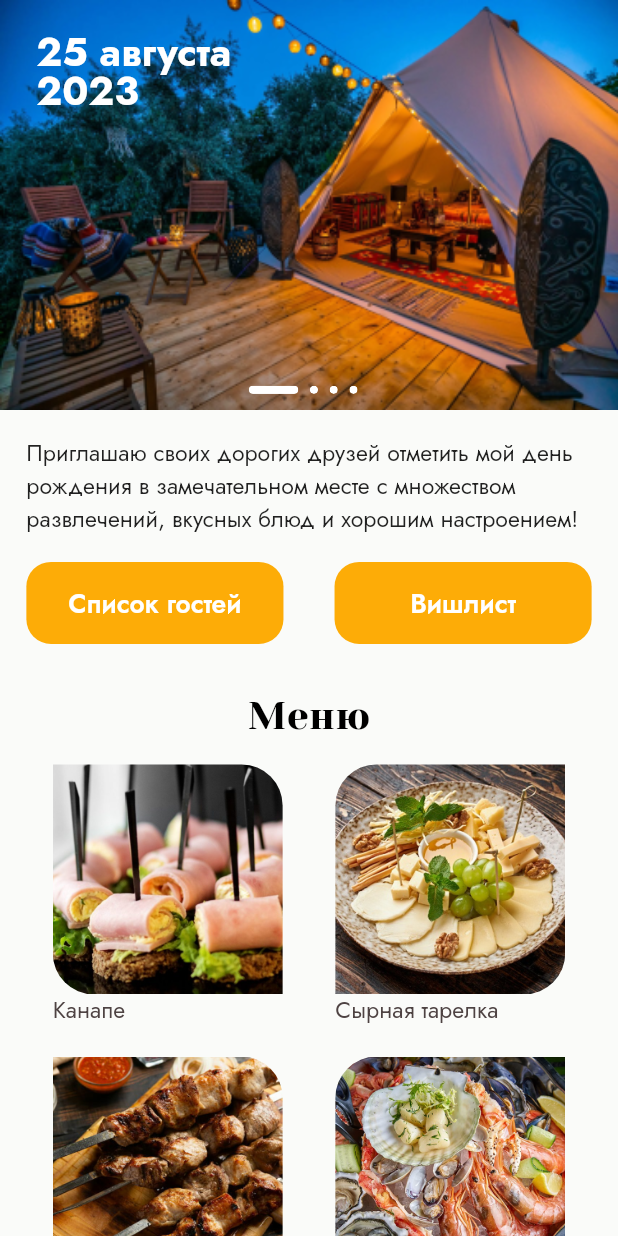
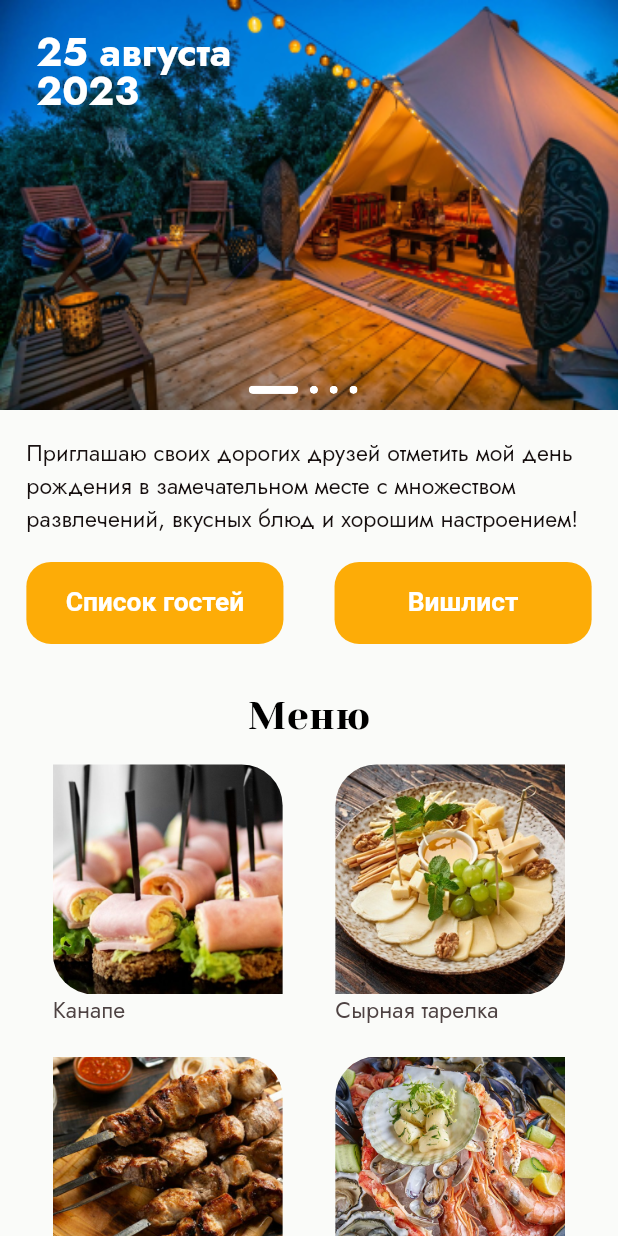
Before and after one commit to barbarisss/birthday_app, a Flutter app: the screen it shows after launch, on a phone screen of 412 x 824 dp. Run offline on Flutter 3.47's test engine with Material 2 defaults, Android fonts, the phone set to English and light mode, and no system bars; drawn by our look-alikes of carousel_slider; our stand-ins replace flutter_screenutil, flutter_svg; missing offline and left inert: yandex_mapkit.

Commit message:
refactor: added textTheme and constants

```diff
--- a/lib/main.dart
+++ b/lib/main.dart
@@ -19,7 +19,7 @@ class MyApp extends StatelessWidget {
         title: 'Birthday App',
         debugShowCheckedModeBanner: false,
         theme: theme(),
-        home: const MainScreenWidget(),
+        home: MainScreenWidget(),
       ),
       designSize: const Size(375, 753),
     );
--- a/lib/presentation/screens/main/main_screen.dart
+++ b/lib/presentation/screens/main/main_screen.dart
@@ -1,6 +1,7 @@
 import 'package:birthday_app/models/entertaiment_item.dart';
 import 'package:birthday_app/models/menu_item.dart';
 import 'package:birthday_app/utils/colors.dart';
+import 'package:birthday_app/utils/constants.dart';
 import 'package:birthday_app/utils/icons.dart';
 import 'package:birthday_app/utils/images.dart';
 import 'package:birthday_app/utils/links.dart';
@@ -13,183 +14,16 @@ import 'package:flutter_screenutil/flutter_screenutil.dart';
 import 'package:yandex_mapkit/yandex_mapkit.dart';
 
 class MainScreenWidget extends StatelessWidget {
-  const MainScreenWidget({super.key});
+  MainScreenWidget({super.key});
 
-  @override
-  Widget build(BuildContext context) {
-    return SafeArea(
-      child: Scaffold(
-        body: ListView(
-          children: [
-            const SwiperWidget(),
-            Padding(
-              padding: EdgeInsets.symmetric(horizontal: 16.w),
-              child: Column(
-                children: [
-                  SizedBox(height: 16.h),
-                  Text(
-                    AppStrings.invite,
-                    style: TextStyle(fontSize: 14.sp),
-                  ),
-                  SizedBox(height: 16.h),
-                  Row(
-                    mainAxisAlignment: MainAxisAlignment.spaceBetween,
-                    children: const [
-                      YellowButtonWidget(title: AppStrings.guests),
-                      YellowButtonWidget(title: AppStrings.wishlist),
-                    ],
-                  ),
-                  SizedBox(height: 30.h),
-                  const _MenuViewWidget(),
-                  SizedBox(height: 30.h),
-                  const _EntertaimentViewWidget(),
-                  SizedBox(height: 30.h),
-                  const _MapSectionWidget(),
-                  SizedBox(height: 100.h),
-                ],
-              ),
-            )
-          ],
-        ),
-      ),
-    );
-  }
-}
-
-class SwiperWidget extends StatefulWidget {
-  const SwiperWidget({super.key});
-
-  @override
-  State<SwiperWidget> createState() => _SwiperWidgetState();
-}
-
-class _SwiperWidgetState extends State<SwiperWidget> {
-  List<String> images = [
+  final List<String> swiperItems = [
     AppImages.camp,
     AppImages.camp,
     AppImages.camp,
     AppImages.camp,
   ];
 
-  var activePage = 0;
-
-  @override
-  Widget build(BuildContext context) {
-    return Stack(
-      alignment: AlignmentDirectional.bottomCenter,
-      children: [
-        CarouselSlider.builder(
-          itemBuilder: (context, index, realIndex) {
-            return Image.asset(
-              images[index],
-              fit: BoxFit.fill,
-              width: double.infinity,
-            );
-          },
-          itemCount: images.length,
-          options: CarouselOptions(
-            height: 250.h,
-            viewportFraction: 1,
-            enlargeCenterPage: false,
-            onPageChanged: (page, _) {
-              setState(() {
-                activePage = page;
-              });
-            },
-          ),
-        ),
-        Positioned(
-          top: 22.h,
-          left: 22.w,
-          child: Text(
-            AppStrings.date,
-            style: TextStyle(
-              color: AppColors.white,
-              fontWeight: FontWeight.w700,
-              height: 1,
-              fontSize: 24.sp,
-            ),
-          ),
-        ),
-        Positioned(
-          bottom: 10.h,
-          child: Align(
-            child: Row(
-              children: List.generate(images.length, (index) {
-                return Padding(
-                  padding: EdgeInsets.only(right: 7.w),
-                  child: ClipRRect(
-                    borderRadius: BorderRadius.circular(20),
-                    child: AnimatedContainer(
-                      duration: const Duration(milliseconds: 300),
-                      height: 5.h,
-                      width: activePage == index ? 30.w : 5.w,
-                      decoration: BoxDecoration(
-                        color: AppColors.white,
-                        shape: activePage == index
-                            ? BoxShape.rectangle
-                            : BoxShape.circle,
-                      ),
-                    ),
-                  ),
-                );
-              }),
-            ),
-          ),
-        ),
-      ],
-    );
-  }
-}
-
-class YellowButtonWidget extends StatelessWidget {
-  const YellowButtonWidget({
-    required this.title,
-    super.key,
-  });
-
-  final String title;
-
-  @override
-  Widget build(BuildContext context) {
-    return SizedBox(
-      height: 50.h,
-      width: 156.w,
-      child: ElevatedButton(
-        onPressed: () {},
-        style: ButtonStyle(
-          backgroundColor: MaterialStateProperty.all(AppColors.yellow),
-          foregroundColor: MaterialStateProperty.all(AppColors.white),
-          elevation: MaterialStateProperty.all(0),
-          shape: MaterialStateProperty.all<RoundedRectangleBorder>(
-            RoundedRectangleBorder(
-              borderRadius: BorderRadius.circular(15.r),
-            ),
-          ),
-        ),
-        child: Text(
-          title,
-          style: TextStyle(
-            fontWeight: FontWeight.w600,
-            fontSize: 16.sp,
-          ),
-        ),
-      ),
-    );
-  }
-}
-
-class _MenuViewWidget extends StatefulWidget {
-  const _MenuViewWidget({
-    super.key,
-  });
-
-  @override
-  State<_MenuViewWidget> createState() => _MenuViewWidgetState();
-}
-
-class _MenuViewWidgetState extends State<_MenuViewWidget> {
-  List<MenuItem> items = const [
+  final List<MenuItem> menuItems = const [
     MenuItem(image: AppImages.canapes, title: AppStrings.canapes),
     MenuItem(image: AppImages.cheesePlate, title: AppStrings.cheesePlate),
     MenuItem(image: AppImages.shashlik, title: AppStrings.shashlik),
@@ -198,105 +32,7 @@ class _MenuViewWidgetState extends State<_MenuViewWidget> {
     MenuItem(image: AppImages.limonades, title: AppStrings.limonades),
   ];
 
-  var isColapsed = false;
-
-  @override
-  Widget build(BuildContext context) {
-    return Column(
-      children: [
-        Text(
-          AppStrings.menu,
-          style: TextStyle(
-            fontFamily: 'Yeseva One',
-            color: AppColors.darkBlack,
-            fontSize: 24.sp,
-          ),
-        ),
-        SizedBox(height: 16.h),
-        Padding(
-          padding: EdgeInsets.symmetric(horizontal: 16.w),
-          child: GridView.builder(
-            gridDelegate: SliverGridDelegateWithFixedCrossAxisCount(
-              crossAxisCount: 2,
-              crossAxisSpacing: 32.w,
-              mainAxisSpacing: 16.w,
-              childAspectRatio: 0.865, //вот так все работает збс
-            ),
-            physics: const NeverScrollableScrollPhysics(),
-            shrinkWrap: true,
-            // padding: EdgeInsets.all(20),
-            itemCount: isColapsed == true ? 2 : items.length,
-            itemBuilder: (context, index) {
-              return Column(
-                crossAxisAlignment: CrossAxisAlignment.start,
-                children: [
-                  ClipRRect(
-                    borderRadius: clipImage(index, 25.r),
-                    child: Image.asset(
-                      items[index].image,
-                    ),
-                  ),
-                  Text(
-                    items[index].title,
-                    style: TextStyle(
-                      color: AppColors.grey,
-                      fontSize: 14.sp,
-                    ),
-                  ),
-                ],
-              );
-            },
-          ),
-        ),
-        SizedBox(height: 12.h),
-        TextButton(
-          onPressed: () {
-            setState(() {
-              isColapsed = !isColapsed;
-            });
-          },
-          child: Text(
-            isColapsed == true ? AppStrings.expand : AppStrings.collapse,
-            style: TextStyle(
-              color: AppColors.black,
-              decoration: TextDecoration.underline,
-              fontSize: 14.sp,
-            ),
-          ),
-        )
-      ],
-    );
-  }
-
-  BorderRadiusGeometry clipImage(int index, double radius) {
-    final borderRadius = Radius.circular(radius);
-
-    if (index % 2 == 0) {
-      return BorderRadius.only(
-        topRight: borderRadius,
-        bottomLeft: borderRadius,
-      );
-    } else {
-      return BorderRadius.only(
-        topLeft: borderRadius,
-        bottomRight: borderRadius,
-      );
-    }
-  }
-}
-
-class _EntertaimentViewWidget extends StatefulWidget {
-  const _EntertaimentViewWidget({
-    super.key,
-  });
-
-  @override
-  State<_EntertaimentViewWidget> createState() =>
-      _EntertaimentViewWidgetState();
-}
-
-class _EntertaimentViewWidgetState extends State<_EntertaimentViewWidget> {
-  List<EntertaimentItem> items = const [
+  final List<EntertaimentItem> entertaimentItems = const [
     EntertaimentItem(
       icon: AppImages.boardGames,
       title: AppStrings.boardGames,
@@ -329,10 +65,303 @@ class _EntertaimentViewWidgetState extends State<_EntertaimentViewWidget> {
     ),
   ];
 
+  @override
+  Widget build(BuildContext context) {
+    TextTheme textTheme = Theme.of(context).textTheme;
+
+    return SafeArea(
+      child: Scaffold(
+        body: ListView(
+          children: [
+            SwiperWidget(
+              textTheme: textTheme,
+              items: swiperItems,
+            ),
+            Padding(
+              padding: EdgeInsets.symmetric(horizontal: 16.w),
+              child: Column(
+                children: [
+                  SizedBox(height: 16.h),
+                  Text(AppStrings.invite,
+                      style: textTheme.bodyMedium?.copyWith(
+                        color: AppColors.black,
+                      )),
+                  SizedBox(height: 16.h),
+                  Row(
+                    mainAxisAlignment: MainAxisAlignment.spaceBetween,
+                    children: [
+                      YellowButtonWidget(
+                        height: 50.h,
+                        width: 156.w,
+                        title: AppStrings.guests,
+                      ),
+                      YellowButtonWidget(
+                        height: 50.h,
+                        width: 156.w,
+                        title: AppStrings.wishlist,
+                      ),
+                    ],
+                  ),
+                  SizedBox(height: 30.h),
+                  _MenuViewWidget(
+                    textTheme: textTheme,
+                    items: menuItems,
+                  ),
+                  SizedBox(height: 30.h),
+                  _EntertaimentViewWidget(
+                    textTheme: textTheme,
+                    items: entertaimentItems,
+                  ),
+                  SizedBox(height: 30.h),
+                  _MapSectionWidget(textTheme: textTheme),
+                  SizedBox(height: 100.h),
+                ],
+              ),
+            )
+          ],
+        ),
+      ),
+    );
+  }
+}
+
+class SwiperWidget extends StatefulWidget {
+  const SwiperWidget({
+    required this.textTheme,
+    required this.items,
+    super.key,
+  });
+
+  final TextTheme textTheme;
+  final List<String> items;
+
+  @override
+  State<SwiperWidget> createState() => _SwiperWidgetState();
+}
+
+class _SwiperWidgetState extends State<SwiperWidget> {
+  var activePage = 0;
+
+  @override
+  Widget build(BuildContext context) {
+    final textTheme = widget.textTheme;
+
+    return Stack(
+      alignment: AlignmentDirectional.bottomCenter,
+      children: [
+        CarouselSlider.builder(
+          itemBuilder: (context, index, realIndex) {
+            return Image.asset(
+              widget.items[index],
+              fit: BoxFit.fill,
+              width: double.infinity,
+            );
+          },
+          itemCount: widget.items.length,
+          options: CarouselOptions(
+            height: 250.h,
+            viewportFraction: 1,
+            enlargeCenterPage: false,
+            onPageChanged: (page, _) {
+              setState(() {
+                activePage = page;
+              });
+            },
+          ),
+        ),
+        Positioned(
+          top: 22.h,
+          left: 22.w,
+          child: Text(
+            AppStrings.date,
+            style: textTheme.headlineSmall?.copyWith(
+              fontFamily: 'Jost',
+              color: AppColors.white,
+              fontWeight: FontWeight.w700,
+              height: 1,
+            ),
+          ),
+        ),
+        Positioned(
+          bottom: 10.h,
+          child: Align(
+            child: Row(
+              children: List.generate(widget.items.length, (index) {
+                return Padding(
+                  padding: EdgeInsets.only(right: 7.w),
+                  child: ClipRRect(
+                    borderRadius: BorderRadius.circular(20),
+                    child: AnimatedContainer(
+                      duration: const Duration(milliseconds: 300),
+                      height: 5.h,
+                      width: activePage == index ? 30.w : 5.w,
+                      decoration: BoxDecoration(
+                        color: AppColors.white,
+                        shape: activePage == index
+                            ? BoxShape.rectangle
+                            : BoxShape.circle,
+                      ),
+                    ),
+                  ),
+                );
+              }),
+            ),
+          ),
+        ),
+      ],
+    );
+  }
+}
+
+class YellowButtonWidget extends StatelessWidget {
+  const YellowButtonWidget({
+    required this.title,
+    required this.height,
+    required this.width,
+    super.key,
+  });
+
+  final String title;
+  final double height;
+  final double width;
+
+  @override
+  Widget build(BuildContext context) {
+    return SizedBox(
+      height: height,
+      width: width,
+      child: ElevatedButton(
+        onPressed: () {},
+        child: Text(
+          title,
+        ),
+      ),
+    );
+  }
+}
+
+class _MenuViewWidget extends StatefulWidget {
+  const _MenuViewWidget({
+    required this.textTheme,
+    required this.items,
+    super.key,
+  });
+
+  final TextTheme textTheme;
+  final List<MenuItem> items;
+
+  @override
+  State<_MenuViewWidget> createState() => _MenuViewWidgetState();
+}
+
+class _MenuViewWidgetState extends State<_MenuViewWidget> {
+  var isColapsed = false;
+
+  @override
+  Widget build(BuildContext context) {
+    final textTheme = widget.textTheme;
+
+    return Column(
+      children: [
+        Text(
+          AppStrings.menu,
+          style: textTheme.headlineSmall,
+        ),
+        SizedBox(height: 16.h),
+        Padding(
+          padding: EdgeInsets.symmetric(horizontal: 16.w),
+          child: GridView.builder(
+            gridDelegate: SliverGridDelegateWithFixedCrossAxisCount(
+              crossAxisCount: 2,
+              crossAxisSpacing: 32.w,
+              mainAxisSpacing: 16.w,
+              childAspectRatio: AppConstants.childAspectRatio,
+            ),
+            physics: const NeverScrollableScrollPhysics(),
+            shrinkWrap: true,
+            itemCount: isColapsed == true ? 2 : widget.items.length,
+            itemBuilder: (context, index) {
+              return Column(
+                crossAxisAlignment: CrossAxisAlignment.start,
+                children: [
+                  ClipRRect(
+                    borderRadius: clipImage(index, 25.r),
+                    child: Image.asset(
+                      widget.items[index].image,
+                    ),
+                  ),
+                  Text(
+                    widget.items[index].title,
+                    style: textTheme.bodyMedium,
+                  ),
+                ],
+              );
+            },
+          ),
+        ),
+        SizedBox(height: 12.h),
+        TextButton(
+          onPressed: () {
+            setState(() {
+              isColapsed = !isColapsed;
+            });
+          },
+          child: Text(
+            isColapsed == true ? AppStrings.expand : AppStrings.collapse,
+            style: textTheme.bodyMedium?.copyWith(
+              color: AppColors.black,
+              decoration: TextDecoration.underline,
+            ),
+          ),
+        )
+      ],
+    );
+  }
+
+  BorderRadiusGeometry clipImage(int index, double radius) {
+    final borderRadius = Radius.circular(radius);
+
+    if (index % 2 == 0) {
+      return BorderRadius.only(
+        topRight: borderRadius,
+        bottomLeft: borderRadius,
+      );
+    } else {
+      return BorderRadius.only(
+        topLeft: borderRadius,
+        bottomRight: borderRadius,
+      );
+    }
+  }
+}
+
+class _EntertaimentViewWidget extends StatefulWidget {
+  const _EntertaimentViewWidget({
+    required this.textTheme,
+    required this.items,
+    super.key,
+  });
+
+  final TextTheme textTheme;
+  final List<EntertaimentItem> items;
+
+  @override
+  State<_EntertaimentViewWidget> createState() =>
+      _EntertaimentViewWidgetState();
+}
+
+class _EntertaimentViewWidgetState extends State<_EntertaimentViewWidget> {
   var isColapsed = true;
 
   @override
   Widget build(BuildContext context) {
+    final textTheme = widget.textTheme;
+
+    final textSize = widget.textTheme.bodyMedium?.fontSize;
+    const textHeight = 1.5;
+    final height =
+        textSize != null ? (textSize * textHeight) : (14.sp * textHeight);
+
     return Column(
       children: [
         Text(
@@ -349,8 +378,8 @@ class _EntertaimentViewWidgetState extends State<_EntertaimentViewWidget> {
             return Row(
               children: [
                 Image.asset(
-                  items[index].icon,
-                  height: (14.sp * 1.5) * 2,
+                  widget.items[index].icon,
+                  height: height * 2,
                 ),
                 SizedBox(width: 12.w),
                 Expanded(
@@ -358,19 +387,15 @@ class _EntertaimentViewWidgetState extends State<_EntertaimentViewWidget> {
                     crossAxisAlignment: CrossAxisAlignment.start,
                     children: [
                       Text(
-                        items[index].title,
-                        style: TextStyle(
+                        widget.items[index].title,
+                        style: textTheme.bodyMedium?.copyWith(
                           color: AppColors.black,
                           fontWeight: FontWeight.w500,
-                          fontSize: 14.sp,
                         ),
                       ),
                       Text(
-                        items[index].discription,
-                        style: TextStyle(
-                          color: AppColors.grey,
-                          fontSize: 14.sp,
-                        ),
+                        widget.items[index].discription,
+                        style: textTheme.bodyMedium,
                       ),
                     ],
                   ),
@@ -378,13 +403,13 @@ class _EntertaimentViewWidgetState extends State<_EntertaimentViewWidget> {
                 SvgPicture.asset(
                   AppIcons.arrow,
                   semanticsLabel: 'Arrow',
-                  height: (14.sp * 1.5) / 2,
+                  height: height / 2,
                 ),
               ],
             );
           },
           separatorBuilder: (context, index) => SizedBox(height: 16.h),
-          itemCount: isColapsed == true ? 2 : items.length,
+          itemCount: isColapsed == true ? 2 : widget.items.length,
           physics: const NeverScrollableScrollPhysics(),
           shrinkWrap: true,
         ),
@@ -397,10 +422,9 @@ class _EntertaimentViewWidgetState extends State<_EntertaimentViewWidget> {
           },
           child: Text(
             isColapsed == true ? AppStrings.expand : AppStrings.collapse,
-            style: TextStyle(
+            style: textTheme.bodyMedium?.copyWith(
               color: AppColors.black,
               decoration: TextDecoration.underline,
-              fontSize: 14.sp,
             ),
           ),
         ),
@@ -410,7 +434,12 @@ class _EntertaimentViewWidgetState extends State<_EntertaimentViewWidget> {
 }
 
 class _MapSectionWidget extends StatefulWidget {
-  const _MapSectionWidget({super.key});
+  const _MapSectionWidget({
+    required this.textTheme,
+    super.key,
+  });
+
+  final TextTheme textTheme;
 
   @override
   State<_MapSectionWidget> createState() => _MapSectionWidgetState();
@@ -419,6 +448,8 @@ class _MapSectionWidget extends StatefulWidget {
 class _MapSectionWidgetState extends State<_MapSectionWidget> {
   @override
   Widget build(BuildContext context) {
+    final textTheme = widget.textTheme;
+
     return Column(
       children: [
         SizedBox(
@@ -429,20 +460,16 @@ class _MapSectionWidgetState extends State<_MapSectionWidget> {
         SizedBox(height: 4.h),
         Text(
           AppStrings.address,
-          style: TextStyle(
-            color: AppColors.grey,
-            fontSize: 14.sp,
-          ),
+          style: textTheme.bodyMedium,
         ),
         SizedBox(height: 4.h),
         TextButton(
           onPressed: goToGoogle,
           child: Text(
             AppStrings.goToWebsite,
-            style: TextStyle(
+            style: textTheme.bodyMedium?.copyWith(
               color: AppColors.black,
               decoration: TextDecoration.underline,
-              fontSize: 14.sp,
             ),
           ),
         ),
--- /dev/null
+++ b/lib/utils/constants.dart
@@ -0,0 +1,4 @@
+abstract class AppConstants {
+  static const double childAspectRatio =
+      0.865; //оптимальное значение для _MenuViewWidget, не трогать
+}
--- a/lib/utils/theme.dart
+++ b/lib/utils/theme.dart
@@ -1,9 +1,54 @@
 import 'package:birthday_app/utils/colors.dart';
 import 'package:flutter/material.dart';
+import 'package:flutter_screenutil/flutter_screenutil.dart';
 
 ThemeData theme() {
   return ThemeData(
     scaffoldBackgroundColor: AppColors.backgroundWhite,
+    elevatedButtonTheme: ElevatedButtonThemeData(
+      style: ButtonStyle(
+        backgroundColor: MaterialStateProperty.all(AppColors.yellow),
+        foregroundColor: MaterialStateProperty.all(AppColors.white),
+        elevation: MaterialStateProperty.all(0),
+        shape: MaterialStateProperty.all<RoundedRectangleBorder>(
+          RoundedRectangleBorder(
+            borderRadius: BorderRadius.circular(15.r),
+          ),
+        ),
+        textStyle: MaterialStateProperty.all(
+          TextStyle(
+            fontWeight: FontWeight.w600,
+            fontSize: 16.sp,
+          ),
+        ),
+      ),
+    ),
+    textTheme: _textTheme,
     fontFamily: 'Jost',
   );
 }
+
+TextTheme _textTheme = TextTheme(
+  headlineSmall: TextStyle(
+    fontFamily: 'Yeseva One',
+    color: AppColors.darkBlack,
+    fontSize: 24.sp,
+  ),
+  titleLarge: TextStyle(
+    color: AppColors.darkBlack,
+    fontWeight: FontWeight.w500,
+    fontSize: 20.sp,
+  ),
+  bodyLarge: TextStyle(
+    color: AppColors.grey,
+    fontSize: 16.sp,
+  ),
+  bodyMedium: TextStyle(
+    color: AppColors.grey,
+    fontSize: 14.sp,
+  ),
+  bodySmall: TextStyle(
+    color: AppColors.grey,
+    fontSize: 12.sp,
+  ),
+);
```
